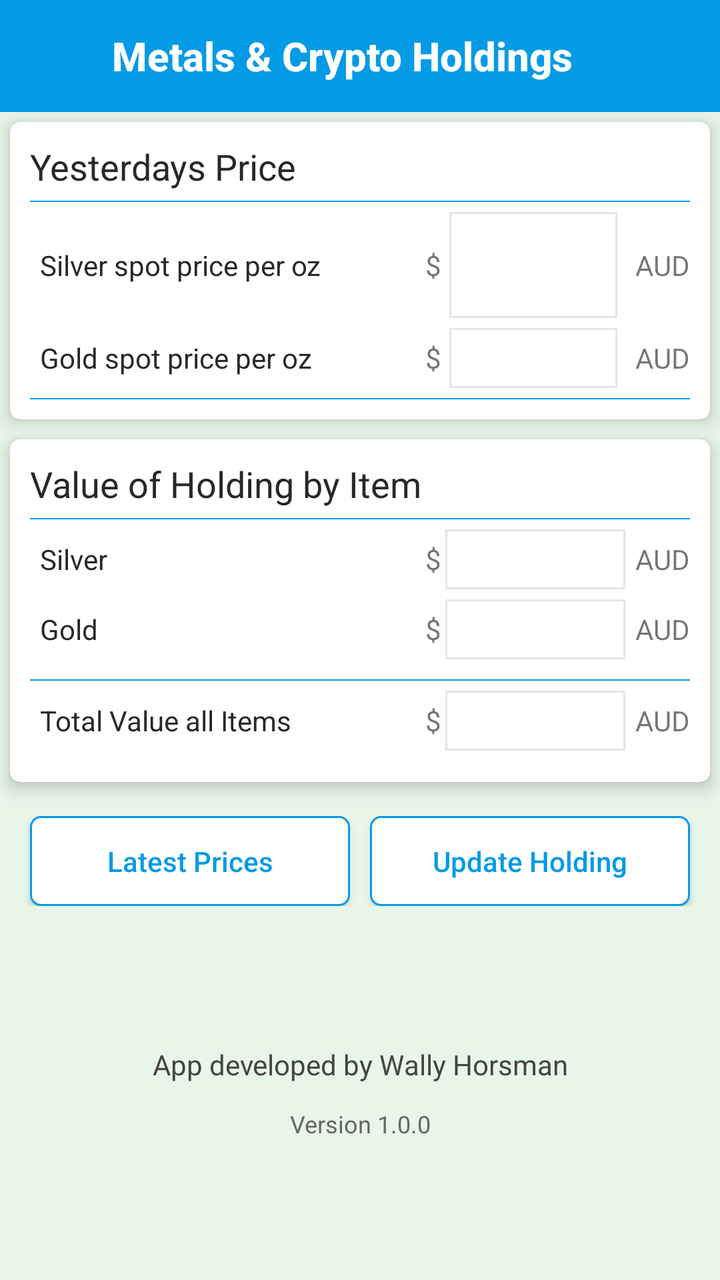
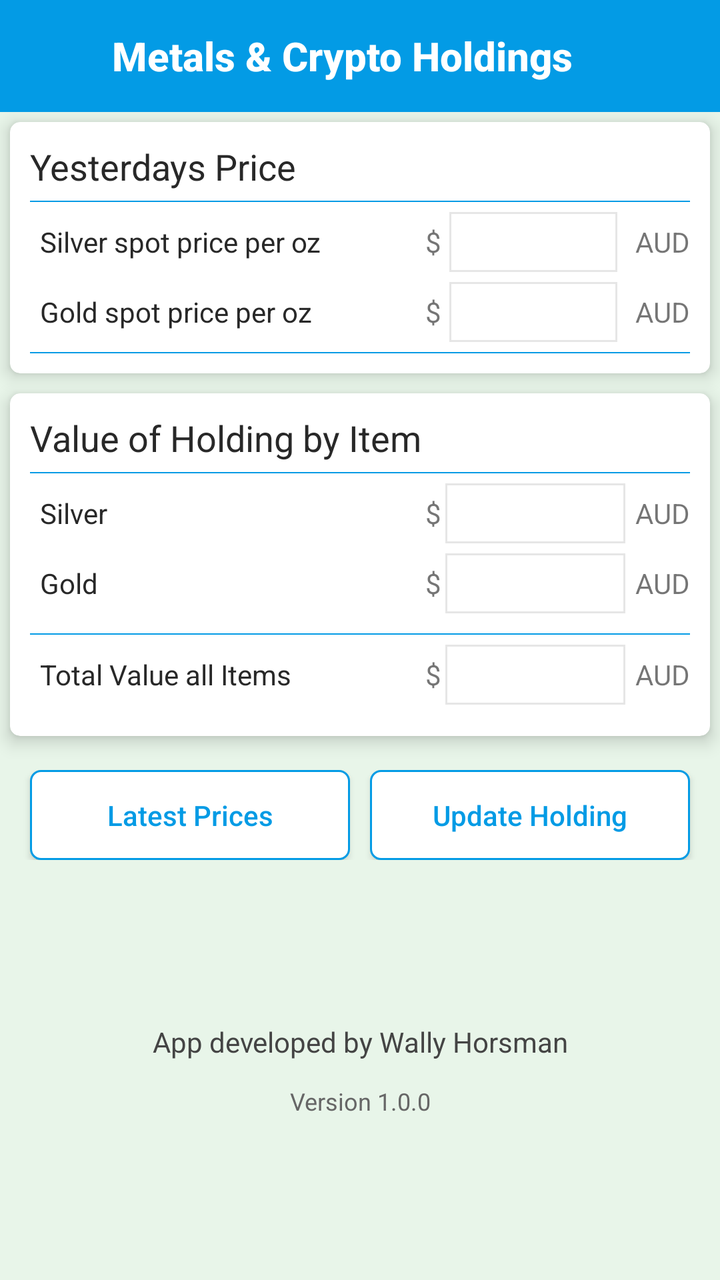

Compare the two renders of this Android layout. The source of the first and the diff that turns it into the second are given below.
<!-- AndroidManifest.xml: application theme AppTheme -->
<!-- res/layout/activity_main.xml -->
<?xml version="1.0" encoding="utf-8"?>
<LinearLayout xmlns:android="http://schemas.android.com/apk/res/android"
    xmlns:app="http://schemas.android.com/apk/res-auto"
    xmlns:tools="http://schemas.android.com/tools"
    android:id="@+id/main_root"
    android:layout_width="match_parent"
    android:layout_height="match_parent"
    android:orientation="vertical"
    android:background="@color/light_green"
    tools:context=".MainActivity">

    <com.google.android.material.appbar.AppBarLayout
        android:layout_width="match_parent"
        android:layout_height="wrap_content"
        android:theme="@style/AppTheme.AppBarOverlay">

        <androidx.appcompat.widget.Toolbar
            android:id="@+id/toolbar"
            android:layout_width="match_parent"
            android:layout_height="?attr/actionBarSize"
            android:background="?attr/colorPrimary"
            app:popupTheme="@style/AppTheme.PopupOverlay">

            <LinearLayout
                android:layout_width="wrap_content"
                android:layout_height="wrap_content"
                android:orientation="horizontal"
                android:gravity="center_vertical">

                <ImageView
                    android:layout_width="32dp"
                    android:layout_height="32dp"
                    android:src="@mipmap/ic_launcher"
                    android:contentDescription="@string/app_name"
                    android:layout_marginEnd="8dp"/>

                <TextView
                    android:id="@+id/toolbar_title"
                    android:layout_width="wrap_content"
                    android:layout_height="wrap_content"
                    android:text="Metals &amp; Crypto Holdings"
                    android:textAppearance="@style/TextAppearance.App.Toolbar.Title" />

            </LinearLayout>

        </androidx.appcompat.widget.Toolbar>

    </com.google.android.material.appbar.AppBarLayout>

    <ScrollView
        android:layout_width="match_parent"
        android:layout_height="match_parent"
        android:fillViewport="true">

        <LinearLayout
            android:layout_width="match_parent"
            android:layout_height="wrap_content"
            android:focusable="true"
            android:focusableInTouchMode="true"
            android:orientation="vertical">

        <androidx.cardview.widget.CardView
            android:layout_width="match_parent"
            android:layout_height="wrap_content"
            android:layout_margin="5dp"
            android:elevation="5dp"
            app:cardCornerRadius="5dp"
            app:cardElevation="5dp">

            <LinearLayout
                android:layout_width="match_parent"
                android:layout_height="wrap_content"
                android:layout_margin="5dp"
                android:orientation="vertical"
                android:padding="5dp">

                <LinearLayout
                    android:layout_width="match_parent"
                    android:layout_height="wrap_content"
                    android:orientation="vertical">


                    <LinearLayout
                        android:layout_width="match_parent"
                        android:orientation="horizontal"
                        android:layout_height="wrap_content">
                    <TextView
                        android:id="@+id/tv_price_heading"
                        android:layout_width="0dp"
                        android:layout_weight="1"
                        android:layout_height="wrap_content"
                        android:text="@string/today_price"
                        android:textColor="@color/textview_text_color"
                        android:textSize="18sp" />
                        <TextView
                            android:layout_width="0dp"
                            android:layout_weight="1"
                            android:layout_height="wrap_content"
                            android:text="@string/date"
                            android:layout_gravity="center"
                            android:id="@+id/tvDate"
                            android:visibility="gone"
                            android:textColor="@color/textview_text_color"
                            android:textSize="16sp" />
                    </LinearLayout>

                    <TextView
                        android:layout_width="match_parent"
                        android:layout_height="0.5dp"
                        android:layout_marginTop="5dp"
                        android:background="@color/colorPrimary" />


                    <LinearLayout
                        android:id="@+id/row_price_silver"
                        android:layout_width="match_parent"
                        android:layout_height="wrap_content"
                        android:layout_marginTop="@dimen/marginplus1"
                        android:orientation="horizontal">

                        <TextView
                            android:layout_width="0dp"
                            android:layout_height="53dp"
                            android:layout_marginHorizontal="@dimen/marginplus1"
                            android:layout_weight="2"
                            android:gravity="center_vertical"
                            android:orientation="horizontal"
                            android:text="@string/silver_spot_price_per_oz"
                            android:textColor="@color/textview_text_color"
                            android:textSize="@dimen/font_14" />


                        <LinearLayout
                            android:layout_width="0dp"
                            android:layout_height="wrap_content"
                            android:layout_weight="1.5"
                            android:orientation="horizontal">

                            <TextView
                                android:layout_width="wrap_content"
                                android:layout_height="wrap_content"
                                android:layout_gravity="center"
                                android:layout_marginLeft="@dimen/marginplus1"
                                android:text="@string/doller" />

                            <EditText
                                android:id="@+id/et_slv_slv_price_amount"
                                android:layout_width="0dp"
                                android:layout_height="53dp"
                                android:layout_weight="1.5"
                                android:layout_gravity="center"
                                android:layout_marginLeft="4dp"
                                android:layout_marginRight="4dp"
                                android:background="@drawable/edittext_bg"
                                android:digits="0123456789.,"
                                android:enabled="false"
                                android:gravity="right|center_vertical"
                                android:inputType="number"
                                android:minWidth="160dp"
                                android:minEms="8"
                                android:paddingStart="12dp"
                                android:paddingEnd="12dp"
                                android:textColor="@color/textview_text_color"
                                android:textSize="16sp"
                                android:textStyle="bold" />

                            <TextView
                                android:layout_width="wrap_content"
                                android:layout_height="wrap_content"
                                android:layout_gravity="center"
                                android:layout_marginLeft="@dimen/marginplus1"
                                android:text="AUD" />

                        </LinearLayout>


                    </LinearLayout>

                    <LinearLayout
                        android:id="@+id/row_price_gold"
                        android:layout_width="match_parent"
                        android:layout_height="wrap_content"
                        android:layout_marginTop="@dimen/marginplus1"
                        android:orientation="horizontal">

                        <TextView
                            android:layout_width="0dp"
                            android:layout_height="match_parent"
                            android:layout_marginHorizontal="@dimen/marginplus1"
                            android:layout_weight="2"
                            android:gravity="center_vertical"
                            android:orientation="horizontal"
                            android:text="@string/gold_spot_price_per_oz"
                            android:textColor="@color/textview_text_color"
                            android:textSize="@dimen/font_14" />

                        <LinearLayout
                            android:layout_width="0dp"
                            android:layout_height="wrap_content"
                            android:layout_weight="1.5"
                            android:orientation="horizontal">

                            <TextView
                                android:layout_width="wrap_content"
                                android:layout_height="wrap_content"
                                android:layout_gravity="center"
                                android:layout_marginLeft="@dimen/marginplus1"
                                android:text="$" />

                            <EditText
                                android:id="@+id/et_slv_gld_amount"
                                android:layout_width="0dp"
                                android:layout_height="@dimen/marginplus6"
                                android:layout_alignParentRight="true"
                                android:layout_centerHorizontal="true"
                                android:layout_marginLeft="4dp"
                                android:layout_marginRight="4dp"
                                android:layout_weight="1.5"
                                android:layout_gravity="center"
                                android:background="@drawable/edittext_bg"
                                android:gravity="right|center_vertical"
                                android:inputType="numberDecimal"
                                android:enabled="false"
                                android:digits="0123456789.,"
                                android:paddingStart="12dp"
                                android:paddingEnd="12dp"
                                android:minWidth="160dp"
                                android:minEms="8"
                                android:textColor="@color/textview_text_color"
                                android:textSize="16sp"
                                android:textStyle="bold" />

                            <TextView
                                android:layout_width="wrap_content"
                                android:text="AUD"
                                android:layout_gravity="center"
                                android:layout_marginLeft="@dimen/marginplus1"
                                android:layout_height="wrap_content" />


                        </LinearLayout>


                    </LinearLayout>

                    <TextView
                        android:layout_width="match_parent"
                        android:layout_height="0.5dp"
                        android:layout_marginTop="5dp"
                        android:background="@color/colorPrimary" />

                </LinearLayout>


            </LinearLayout>

        </androidx.cardview.widget.CardView>

        <androidx.cardview.widget.CardView
            android:layout_width="match_parent"
            android:layout_height="wrap_content"
            android:layout_margin="5dp"
            android:elevation="5dp"
            app:cardCornerRadius="5dp"
            app:cardElevation="5dp">

            <LinearLayout
                android:layout_width="match_parent"
                android:layout_height="wrap_content"
                android:layout_margin="5dp"
                android:orientation="vertical"
                android:padding="5dp">

                <LinearLayout
                    android:layout_width="match_parent"
                    android:layout_height="wrap_content"
                    android:orientation="vertical">


                    <TextView
                        android:layout_width="match_parent"
                        android:layout_height="wrap_content"
                        android:text="@string/holding_value_by_item"
                        android:textColor="@color/textview_text_color"
                        android:textSize="18sp" />

                    <TextView
                        android:layout_width="match_parent"
                        android:layout_height="0.5dp"
                        android:layout_marginTop="5dp"
                        android:background="@color/colorPrimary" />


                    <LinearLayout
                        android:layout_width="match_parent"
                        android:layout_height="wrap_content"
                        android:layout_marginTop="@dimen/marginplus1"
                        android:orientation="horizontal">

                        <TextView
                            android:layout_width="0dp"
                            android:layout_height="match_parent"
                            android:layout_marginHorizontal="@dimen/marginplus1"
                            android:layout_weight="2"
                            android:gravity="center_vertical"
                            android:orientation="horizontal"
                            android:text="@string/silver"
                            android:textColor="@color/textview_text_color"
                            android:textSize="@dimen/font_14" />


                        <LinearLayout
                            android:layout_width="0dp"
                            android:layout_height="wrap_content"
                            android:layout_weight="1.5"
                            android:orientation="horizontal">

                            <TextView
                                android:layout_width="wrap_content"
                                android:layout_height="wrap_content"
                                android:layout_gravity="center"
                                android:layout_marginLeft="@dimen/marginplus1"
                                android:text="$" />

                            <TextView
                                android:id="@+id/tv_hld_slv_price_amount"
                                android:layout_width="0dp"
                                android:layout_height="@dimen/marginplus6"
                                android:layout_alignParentRight="true"
                                android:layout_centerHorizontal="true"
                                android:layout_marginLeft="2dp"
                                android:layout_weight="1.5"
                                android:layout_gravity="center"
                                android:background="@drawable/edittext_bg"
                                android:gravity="right|center"
                                android:padding="5dp"
                                android:minWidth="160dp"
                                android:textColor="@color/textview_text_color"
                                android:textSize="16sp"
                                android:textStyle="bold" />

                            <TextView
                                android:layout_width="wrap_content"
                                android:text="AUD"
                                android:layout_gravity="center"
                                android:layout_marginLeft="@dimen/marginplus1"
                                android:layout_height="wrap_content" />


                        </LinearLayout>


                    </LinearLayout>

                    <LinearLayout
                        android:layout_width="match_parent"
                        android:layout_height="wrap_content"
                        android:layout_marginTop="@dimen/marginplus1"
                        android:orientation="horizontal">

                        <TextView
                            android:layout_width="0dp"
                            android:layout_height="match_parent"
                            android:layout_marginHorizontal="@dimen/marginplus1"
                            android:layout_weight="2"
                            android:gravity="center_vertical"
                            android:orientation="horizontal"
                            android:text="@string/gold"
                            android:textColor="@color/textview_text_color"
                            android:textSize="@dimen/font_14" />

                        <LinearLayout
                            android:layout_width="0dp"
                            android:layout_height="wrap_content"
                            android:layout_weight="1.5"
                            android:orientation="horizontal">

                            <TextView
                                android:layout_width="wrap_content"
                                android:layout_height="wrap_content"
                                android:layout_gravity="center"
                                android:layout_marginLeft="@dimen/marginplus1"
                                android:text="$" />

                            <TextView
                                android:id="@+id/tv_hld_gld_amount"
                                android:layout_width="0dp"
                                android:layout_height="@dimen/marginplus6"
                                android:layout_alignParentRight="true"
                                android:layout_centerHorizontal="true"
                                android:layout_marginLeft="2dp"
                                android:layout_weight="1.5"
                                android:layout_gravity="center"
                                android:background="@drawable/edittext_bg"
                                android:gravity="right|center"
                                android:padding="5dp"
                                android:minWidth="160dp"
                                android:textColor="@color/textview_text_color"
                                android:textSize="16sp"
                                android:textStyle="bold" />

                            <TextView
                                android:layout_width="wrap_content"
                                android:text="AUD"
                                android:layout_gravity="center"
                                android:layout_marginLeft="@dimen/marginplus1"
                                android:layout_height="wrap_content" />


                        </LinearLayout>


                    </LinearLayout>

                    <LinearLayout
                        android:layout_width="match_parent"
                        android:layout_height="wrap_content"
                        android:layout_marginTop="@dimen/marginplus1"
                        android:visibility="gone"
                        android:orientation="horizontal">

                        <TextView
                            android:layout_width="0dp"
                            android:layout_height="match_parent"
                            android:layout_marginHorizontal="@dimen/marginplus1"
                            android:layout_weight="2"
                            android:gravity="center_vertical"
                            android:orientation="horizontal"
                            android:text="@string/copper"
                            android:textColor="@color/textview_text_color"
                            android:textSize="@dimen/font_14" />

                        <LinearLayout
                            android:layout_width="0dp"
                            android:layout_height="wrap_content"
                            android:layout_weight="1.5"
                            android:orientation="horizontal">

                            <TextView
                                android:layout_width="wrap_content"
                                android:layout_height="wrap_content"
                                android:layout_gravity="center"
                                android:layout_marginLeft="@dimen/marginplus1"
                                android:text="$" />

                            <TextView
                                android:id="@+id/tv_hld_cpr_amount"
                                android:layout_width="0dp"
                                android:layout_height="@dimen/marginplus6"
                                android:layout_alignParentRight="true"
                                android:layout_centerHorizontal="true"
                                android:layout_marginLeft="2dp"
                                android:layout_weight="1"
                                android:layout_gravity="center"
                                android:background="@drawable/edittext_bg"
                                android:gravity="right|center"
                                android:padding="5dp"
                                android:textColor="@color/textview_text_color"
                                android:textSize="16sp"
                                android:textStyle="bold" />

                            <TextView
                                android:layout_width="wrap_content"
                                android:text="AUD"
                                android:layout_gravity="center"
                                android:layout_marginLeft="@dimen/marginplus1"
                                android:layout_height="wrap_content" />


                        </LinearLayout>


                    </LinearLayout>

                    <LinearLayout
                        android:id="@+id/ll_dynamic_holdings"
                        android:layout_width="match_parent"
                        android:layout_height="wrap_content"
                        android:layout_marginTop="@dimen/marginplus1"
                        android:orientation="vertical" />

                    <LinearLayout
                        android:id="@+id/ll_price_notice"
                        android:layout_width="match_parent"
                        android:layout_height="wrap_content"
                        android:layout_marginTop="8dp"
                        android:background="@drawable/edittext_bg"
                        android:orientation="horizontal"
                        android:padding="8dp"
                        android:visibility="gone">

                        <TextView
                            android:id="@+id/tv_price_notice"
                            android:layout_width="0dp"
                            android:layout_height="wrap_content"
                            android:layout_weight="1"
                            android:textColor="@color/textview_text_color"
                            android:textSize="13sp" />

                        <Button
                            android:id="@+id/btn_clear_price_notice"
                            android:layout_width="wrap_content"
                            android:layout_height="wrap_content"
                            android:layout_marginStart="8dp"
                            android:minHeight="0dp"
                            android:text="@string/clear"
                            android:textAllCaps="false"
                            android:textColor="@color/colorPrimary" />
                    </LinearLayout>

                    <TextView
                        android:layout_width="match_parent"
                        android:layout_height="0.5dp"
                        android:layout_marginTop="5dp"
                        android:background="@color/colorPrimary" />

                    <LinearLayout
                        android:layout_width="match_parent"
                        android:layout_height="wrap_content"
                        android:layout_marginTop="@dimen/marginplus1"
                        android:orientation="horizontal">

                        <TextView
                            android:layout_width="0dp"
                            android:layout_height="match_parent"
                            android:layout_marginHorizontal="@dimen/marginplus1"
                            android:layout_weight="2"
                            android:gravity="center_vertical"
                            android:orientation="horizontal"
                            android:text="@string/total_value_all_items"
                            android:textColor="@color/textview_text_color"
                            android:textSize="@dimen/font_14" />

                        <LinearLayout
                            android:layout_width="0dp"
                            android:layout_height="wrap_content"
                            android:layout_weight="1.5"
                            android:orientation="horizontal">

                            <TextView
                                android:layout_width="wrap_content"
                                android:layout_height="wrap_content"
                                android:layout_gravity="center"
                                android:layout_marginLeft="@dimen/marginplus1"
                                android:text="$" />

                            <TextView
                                android:id="@+id/tv_hld_ttl_amount"
                                android:layout_width="0dp"
                                android:layout_height="@dimen/marginplus6"
                                android:layout_marginLeft="2dp"
                                android:layout_weight="1.5"
                                android:layout_gravity="center"
                                android:background="@drawable/edittext_bg"
                                android:gravity="right|center"
                                android:padding="5dp"
                                android:minWidth="160dp"
                                android:textColor="@color/textview_text_color"
                                android:textSize="16sp"
                                android:textStyle="bold" />

                            <TextView
                                android:layout_width="wrap_content"
                                android:text="AUD"
                                android:layout_gravity="center"
                                android:layout_marginLeft="@dimen/marginplus1"
                                android:layout_height="wrap_content" />


                        </LinearLayout>


                    </LinearLayout>

                </LinearLayout>

                <TextView
                    android:layout_width="match_parent"
                    android:layout_height="0.5dp"
                    android:layout_marginTop="5dp"
                    />

            </LinearLayout>

        </androidx.cardview.widget.CardView>

        <LinearLayout
            android:layout_width="wrap_content"
            android:layout_height="wrap_content"
            android:layout_gravity="center_horizontal"
            android:layout_marginTop="12dp"
            android:gravity="center"
            android:orientation="horizontal"
            android:paddingHorizontal="@dimen/marginplus1">

            <Button
                android:id="@+id/btn_silver_update"
                android:layout_width="160dp"
                android:layout_height="wrap_content"
                android:background="@drawable/rounded_button_border"
                android:minHeight="45dp"
                android:paddingVertical="8dp"
                android:paddingHorizontal="@dimen/marginplus2"
                android:layout_marginHorizontal="@dimen/marginplus1"
                android:text="@string/updateprice"
                android:textAllCaps="false"
                android:textColor="@color/colorPrimary" />

            <Button
                android:id="@+id/btn_holding_update"
                android:layout_width="160dp"
                android:layout_height="wrap_content"
                android:background="@drawable/rounded_button_border"
                android:minHeight="45dp"
                android:paddingVertical="8dp"
                android:paddingHorizontal="@dimen/marginplus2"
                android:layout_marginHorizontal="@dimen/marginplus1"
                android:text="@string/update_holding"
                android:textAllCaps="false"
                android:textColor="@color/colorPrimary" />

        </LinearLayout>

        
        <View
            android:layout_width="match_parent"
            android:layout_height="0dp"
            android:layout_weight="1" />
            
        
        <TextView
            android:layout_width="match_parent"
            android:layout_height="wrap_content"
            android:layout_marginTop="16dp"
            android:gravity="center"
            android:text="App developed by Wally Horsman"
            android:textAlignment="center"
            android:textColor="#444444"
            android:textSize="14sp"
            android:lineSpacingExtra="6dp"
            android:layout_gravity="center"/>

        <TextView
            android:id="@+id/tv_app_version"
            android:layout_width="match_parent"
            android:layout_height="wrap_content"
            android:layout_marginTop="12dp"
            android:layout_marginBottom="16dp"
            android:gravity="center"
            android:text="@string/version_placeholder"
            android:textAlignment="center"
            android:textColor="#666666"
            android:textSize="12sp"/>
            
        
        <View
            android:layout_width="match_parent"
            android:layout_height="0dp"
            android:layout_weight="1" />
    </LinearLayout>
    </ScrollView>
</LinearLayout>
<!-- resources referenced by this layout -->
<resources>
  <color name="colorPrimary">#039BE5</color>
  <color name="light_green">#E8F5E9</color>
  <color name="textview_text_color">#282828</color>
  <dimen name="font_14">14sp</dimen>
  <dimen name="marginplus1">5dp</dimen>
  <dimen name="marginplus2">10dp</dimen>
  <dimen name="marginplus6">30dp</dimen>
  <!-- drawable edittext_bg (drawable) -->
  <?xml version="1.0" encoding="utf-8"?>
  <shape xmlns:android="http://schemas.android.com/apk/res/android"
      android:shape="rectangle">
  
      <solid android:color="@color/edittext_bg_fill" />
  
      <corners
          android:bottomLeftRadius="0dp"
          android:bottomRightRadius="0dp"
          android:topLeftRadius="0dp"
          android:topRightRadius="0dp" />
  
      <stroke
          android:width="1dp"
          android:color="@color/edittext_stroke" />
  
  </shape>
  <!-- drawable rounded_button_border (drawable) -->
  <?xml version="1.0" encoding="utf-8"?>
  <shape xmlns:android="http://schemas.android.com/apk/res/android"
      android:shape="rectangle">
  
      <solid android:color="@color/white" />
  
      <corners
          android:bottomLeftRadius="@dimen/marginplus1"
          android:bottomRightRadius="@dimen/marginplus1"
          android:topLeftRadius="@dimen/marginplus1"
          android:topRightRadius="@dimen/marginplus1" />
  
      <stroke
          android:width="1dp"
          android:color="@color/colorPrimary" />
  
  </shape>
  <!-- mipmap ic_launcher (mipmap-anydpi-v26) -->
  <?xml version="1.0" encoding="utf-8"?>
  <adaptive-icon xmlns:android="http://schemas.android.com/apk/res/android">
      <background android:drawable="@drawable/ic_launcher_background"/>
      <foreground android:drawable="@mipmap/ic_launcher_foreground"/>
  </adaptive-icon>
  <string name="app_name">Metals &amp; Crypto Holdings</string>
  <string name="clear">Clear</string>
  <string name="copper">Copper</string>
  <string name="date">Date</string>
  <string name="doller">$</string>
  <string name="gold">Gold</string>
  <string name="gold_spot_price_per_oz">Gold spot price per oz</string>
  <string name="holding_value_by_item">Value of Holding by Item</string>
  <string name="silver">Silver</string>
  <string name="silver_spot_price_per_oz">Silver spot price per oz</string>
  <string name="today_price">Yesterdays Price</string>
  <string name="total_value_all_items">Total Value all Items</string>
  <string name="update_holding">Update Holding</string>
  <string name="updateprice">Latest Prices</string>
  <string name="version_placeholder">Version 1.0.0</string>
  <style name="AppTheme.AppBarOverlay" parent="ThemeOverlay.AppCompat.Dark.ActionBar" />
  <style name="AppTheme.PopupOverlay" parent="ThemeOverlay.AppCompat.DayNight" />
  <style name="TextAppearance.App.Toolbar.Title" parent="TextAppearance.Widget.AppCompat.Toolbar.Title">
          <item name="android:textSize">20sp</item>
          <item name="android:textStyle">bold</item>
          <item name="android:textColor">@android:color/white</item>
      </style>
  <style name="AppTheme" parent="Theme.AppCompat.DayNight.NoActionBar">
          
          <item name="colorPrimary">@color/colorPrimary</item>
          <item name="colorPrimaryDark">@color/colorPrimaryDark</item>
          <item name="colorAccent">@color/colorAccent</item>
          <item name="android:windowBackground">@color/light_green</item>
      </style>
  <color name="edittext_bg_fill">#FFFFFF</color>
  <color name="edittext_stroke">#e6e6e6</color>
  <color name="white">#ffffff</color>
  <!-- drawable ic_launcher_background: vector/xml drawable (drawable, 4866 chars, omitted) -->
  <color name="colorPrimaryDark">#4285F4</color>
  <color name="colorAccent">#039BE5</color>
</resources>

<!-- the commit's change to res/layout/activity_main.xml (unified diff, before → after) -->
@@ -120,7 +120,7 @@
 
                         <TextView
                             android:layout_width="0dp"
-                            android:layout_height="53dp"
+                            android:layout_height="match_parent"
                             android:layout_marginHorizontal="@dimen/marginplus1"
                             android:layout_weight="2"
                             android:gravity="center_vertical"
@@ -146,7 +146,7 @@
                             <EditText
                                 android:id="@+id/et_slv_slv_price_amount"
                                 android:layout_width="0dp"
-                                android:layout_height="53dp"
+                                android:layout_height="@dimen/marginplus6"
                                 android:layout_weight="1.5"
                                 android:layout_gravity="center"
                                 android:layout_marginLeft="4dp"
